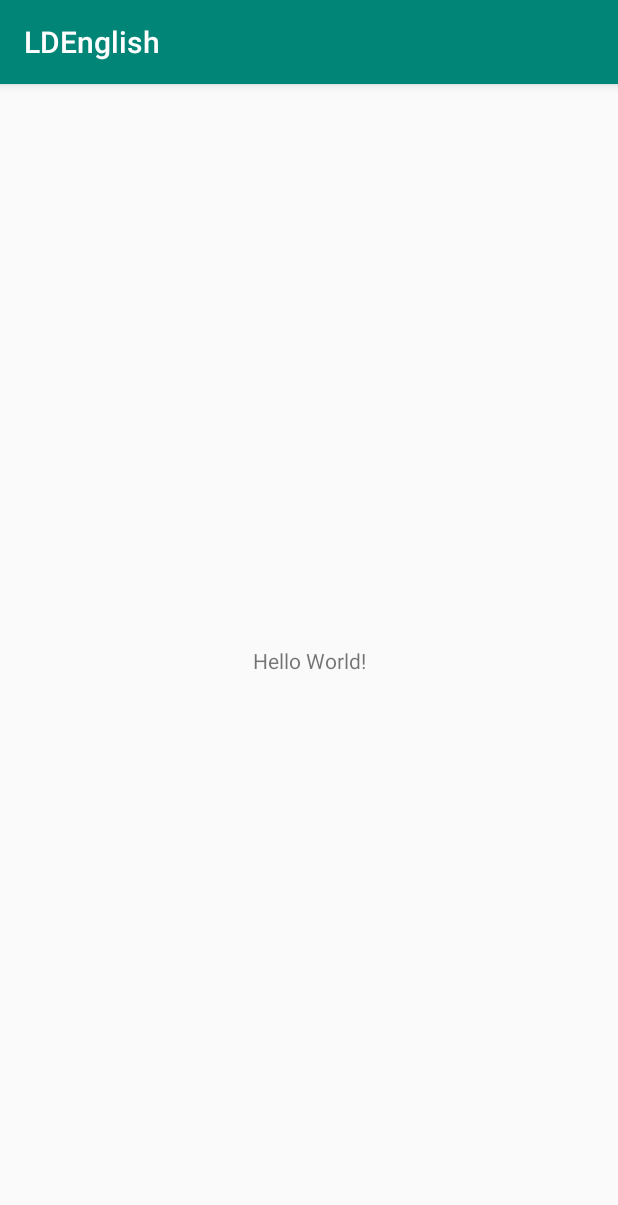
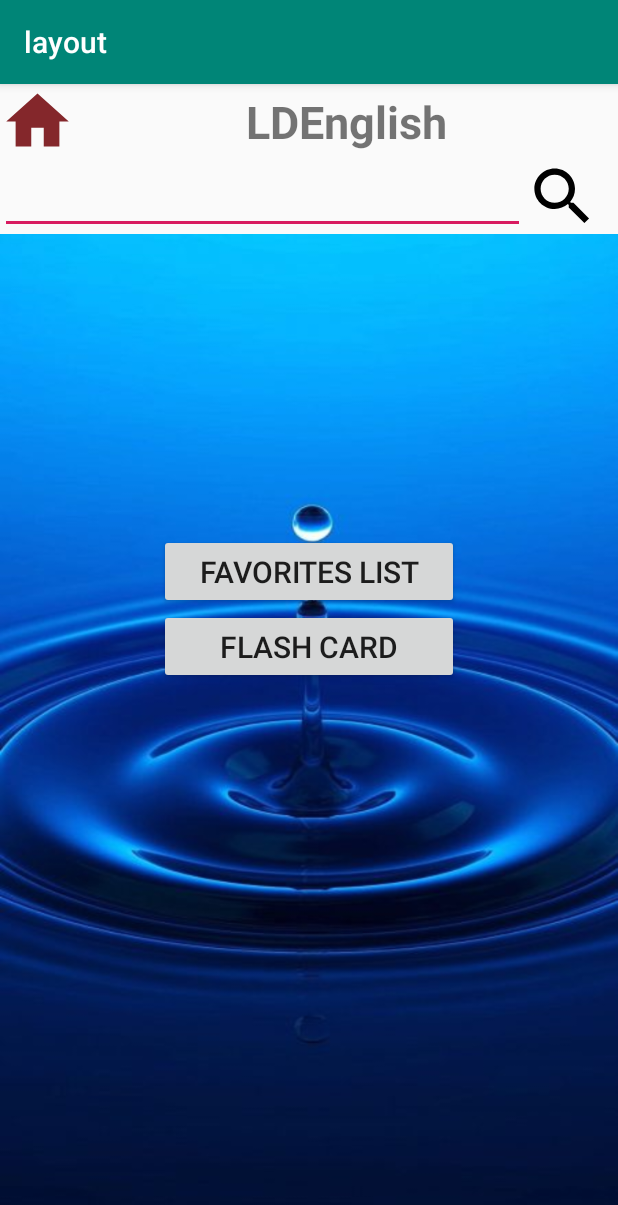
Before and after one commit to dung290199/LDEnglish-app-android-studio, an Android app: the screen it shows after launch (MainActivity), on a phone screen of 412 x 824 dp. Shown: the top 1205 px of the screen. Run offline under Robolectric (Android 15) with nearby library versions, the phone set to English and light mode, and no system bars; our stand-ins replace CircleImageView.

Commit message:
add layout

```diff
--- a/app/build.gradle
+++ b/app/build.gradle
@@ -4,7 +4,7 @@ android {
     compileSdkVersion 29
     buildToolsVersion "29.0.2"
     defaultConfig {
-        applicationId "com.cndd.ldenglish"
+        applicationId "com.example.layout"
         minSdkVersion 15
         targetSdkVersion 29
         versionCode 1
@@ -23,7 +23,8 @@ dependencies {
     implementation fileTree(dir: 'libs', include: ['*.jar'])
     implementation 'androidx.appcompat:appcompat:1.1.0'
     implementation 'androidx.constraintlayout:constraintlayout:1.1.3'
+    implementation 'de.hdodenhof:circleimageview:3.0.1'
     testImplementation 'junit:junit:4.12'
-    androidTestImplementation 'androidx.test.ext:junit:1.1.1'
+    androidTestImplementation 'androidx.test:runner:1.2.0'
     androidTestImplementation 'androidx.test.espresso:espresso-core:3.2.0'
 }
--- a/app/src/main/AndroidManifest.xml
+++ b/app/src/main/AndroidManifest.xml
@@ -1,6 +1,6 @@
 <?xml version="1.0" encoding="utf-8"?>
 <manifest xmlns:android="http://schemas.android.com/apk/res/android"
-    package="com.cndd.ldenglish">
+    package="com.example.layout">
 
     <application
         android:allowBackup="true"
--- /dev/null
+++ b/app/src/main/java/com/example/layout/MainActivity.java
@@ -0,0 +1,14 @@
+package com.example.layout;
+
+import androidx.appcompat.app.AppCompatActivity;
+
+import android.os.Bundle;
+
+public class MainActivity extends AppCompatActivity {
+
+    @Override
+    protected void onCreate(Bundle savedInstanceState) {
+        super.onCreate(savedInstanceState);
+        setContentView(R.layout.activity_main);
+    }
+}
--- /dev/null
+++ b/app/src/main/res/drawable/ic_add_circle_outline_black_24dp.xml
@@ -0,0 +1,5 @@
+<vector android:height="24dp" android:tint="#040811"
+    android:viewportHeight="24.0" android:viewportWidth="24.0"
+    android:width="24dp" xmlns:android="http://schemas.android.com/apk/res/android">
+    <path android:fillColor="#FF000000" android:pathData="M13,7h-2v4L7,11v2h4v4h2v-4h4v-2h-4L13,7zM12,2C6.48,2 2,6.48 2,12s4.48,10 10,10 10,-4.48 10,-10S17.52,2 12,2zM12,20c-4.41,0 -8,-3.59 -8,-8s3.59,-8 8,-8 8,3.59 8,8 -3.59,8 -8,8z"/>
+</vector>
--- /dev/null
+++ b/app/src/main/res/drawable/ic_check_black_24dp.xml
@@ -0,0 +1,5 @@
+<vector android:height="24dp" android:tint="#040811"
+    android:viewportHeight="24.0" android:viewportWidth="24.0"
+    android:width="24dp" xmlns:android="http://schemas.android.com/apk/res/android">
+    <path android:fillColor="#FF000000" android:pathData="M9,16.17L4.83,12l-1.42,1.41L9,19 21,7l-1.41,-1.41z"/>
+</vector>
--- /dev/null
+++ b/app/src/main/res/drawable/ic_home_black_24dp.xml
@@ -0,0 +1,5 @@
+<vector android:height="24dp" android:tint="#84272B"
+    android:viewportHeight="24.0" android:viewportWidth="24.0"
+    android:width="24dp" xmlns:android="http://schemas.android.com/apk/res/android">
+    <path android:fillColor="#FF000000" android:pathData="M10,20v-6h4v6h5v-8h3L12,3 2,12h3v8z"/>
+</vector>
--- /dev/null
+++ b/app/src/main/res/drawable/ic_mic_black_24dp.xml
@@ -0,0 +1,5 @@
+<vector android:height="24dp" android:tint="#040811"
+    android:viewportHeight="24.0" android:viewportWidth="24.0"
+    android:width="24dp" xmlns:android="http://schemas.android.com/apk/res/android">
+    <path android:fillColor="#FF000000" android:pathData="M12,14c1.66,0 2.99,-1.34 2.99,-3L15,5c0,-1.66 -1.34,-3 -3,-3S9,3.34 9,5v6c0,1.66 1.34,3 3,3zM17.3,11c0,3 -2.54,5.1 -5.3,5.1S6.7,14 6.7,11L5,11c0,3.41 2.72,6.23 6,6.72L11,21h2v-3.28c3.28,-0.48 6,-3.3 6,-6.72h-1.7z"/>
+</vector>
--- /dev/null
+++ b/app/src/main/res/drawable/ic_search_black_24dp.xml
@@ -0,0 +1,9 @@
+<vector xmlns:android="http://schemas.android.com/apk/res/android"
+        android:width="24dp"
+        android:height="24dp"
+        android:viewportWidth="24.0"
+        android:viewportHeight="24.0">
+    <path
+        android:fillColor="#FF000000"
+        android:pathData="M15.5,14h-0.79l-0.28,-0.27C15.41,12.59 16,11.11 16,9.5 16,5.91 13.09,3 9.5,3S3,5.91 3,9.5 5.91,16 9.5,16c1.61,0 3.09,-0.59 4.23,-1.57l0.27,0.28v0.79l5,4.99L20.49,19l-4.99,-5zM9.5,14C7.01,14 5,11.99 5,9.5S7.01,5 9.5,5 14,7.01 14,9.5 11.99,14 9.5,14z"/>
+</vector>
--- /dev/null
+++ b/app/src/main/res/drawable/ic_volume_up_black_24dp.xml
@@ -0,0 +1,5 @@
+<vector android:height="24dp" android:tint="#040811"
+    android:viewportHeight="24.0" android:viewportWidth="24.0"
+    android:width="24dp" xmlns:android="http://schemas.android.com/apk/res/android">
+    <path android:fillColor="#FF000000" android:pathData="M3,9v6h4l5,5L12,4L7,9L3,9zM16.5,12c0,-1.77 -1.02,-3.29 -2.5,-4.03v8.05c1.48,-0.73 2.5,-2.25 2.5,-4.02zM14,3.23v2.06c2.89,0.86 5,3.54 5,6.71s-2.11,5.85 -5,6.71v2.06c4.01,-0.91 7,-4.49 7,-8.77s-2.99,-7.86 -7,-8.77z"/>
+</vector>
--- a/app/src/main/res/layout/activity_main.xml
+++ b/app/src/main/res/layout/activity_main.xml
@@ -1,18 +1,87 @@
 <?xml version="1.0" encoding="utf-8"?>
-<androidx.constraintlayout.widget.ConstraintLayout xmlns:android="http://schemas.android.com/apk/res/android"
-    xmlns:app="http://schemas.android.com/apk/res-auto"
-    xmlns:tools="http://schemas.android.com/tools"
+<LinearLayout xmlns:android="http://schemas.android.com/apk/res/android"
+
     android:layout_width="match_parent"
     android:layout_height="match_parent"
-    tools:context=".MainActivity">
+    android:orientation="vertical"
+     >
 
-    <TextView
-        android:layout_width="wrap_content"
+    <LinearLayout
+        android:layout_width="match_parent"
         android:layout_height="wrap_content"
-        android:text="Hello World!"
-        app:layout_constraintBottom_toBottomOf="parent"
-        app:layout_constraintLeft_toLeftOf="parent"
-        app:layout_constraintRight_toRightOf="parent"
-        app:layout_constraintTop_toTopOf="parent" />
+        android:orientation="horizontal"
+       android:gravity="center"
+       >
 
-</androidx.constraintlayout.widget.ConstraintLayout>
+        <de.hdodenhof.circleimageview.CircleImageView
+
+            android:layout_width="50dp"
+            android:layout_height="50dp"
+            android:src="@drawable/ic_home_black_24dp" />
+
+        <TextView
+            android:layout_width="match_parent"
+            android:layout_height="50dp"
+            android:gravity="center"
+            android:text="LDEnglish"
+            android:textSize="30sp"
+            android:textStyle="bold"/>
+
+    </LinearLayout>
+
+    <LinearLayout
+        android:layout_width="match_parent"
+        android:layout_height="50dp"
+        android:orientation="horizontal">
+        <EditText
+            android:layout_width="350dp"
+            android:layout_height="50dp"
+            android:id="@+id/edt_search"
+            />
+        <de.hdodenhof.circleimageview.CircleImageView
+            android:layout_width="50dp"
+            android:layout_height="50dp"
+            android:src="@drawable/ic_search_black_24dp"
+            android:id="@+id/Search"
+            android:onClick="Search" />
+    </LinearLayout>
+
+    <LinearLayout
+        android:layout_width="match_parent"
+        android:layout_height="match_parent"
+        android:layout_gravity="center"
+        android:background="@drawable/hinh">
+        <LinearLayout
+            android:layout_width="match_parent"
+            android:layout_height="200dp"
+            android:gravity="center"
+            android:orientation="horizontal"
+            android:layout_marginTop="150dp">
+
+            <LinearLayout
+                android:layout_width="match_parent"
+                android:layout_height="wrap_content"
+                android:orientation="vertical"
+                android:gravity="center">
+
+                <Button
+                    android:layout_width="200dp"
+                    android:layout_height="50dp"
+                    android:text="Favorites list"
+                    android:id="@+id/btn_fv"
+                    android:textSize="20sp" />
+                <Button
+                    android:layout_width="200dp"
+                    android:layout_height="50dp"
+                    android:text="Flash card"
+                    android:id="@+id/btn_fc"
+                    android:textSize="20sp" />
+
+
+            </LinearLayout>
+
+    </LinearLayout>
+
+</LinearLayout>
+
+</LinearLayout>
--- a/app/src/main/res/values/strings.xml
+++ b/app/src/main/res/values/strings.xml
@@ -1,3 +1,3 @@
 <resources>
-    <string name="app_name">LDEnglish</string>
+    <string name="app_name">layout</string>
 </resources>
--- a/build.gradle
+++ b/build.gradle
@@ -7,7 +7,7 @@ buildscript {
 
     }
     dependencies {
-        classpath 'com.android.tools.build:gradle:3.5.2'
+        classpath 'com.android.tools.build:gradle:3.5.0'
 
         // NOTE: Do not place your application dependencies here; they belong
         // in the individual module build.gradle files
--- a/settings.gradle
+++ b/settings.gradle
@@ -1,2 +1,2 @@
 include ':app'
-rootProject.name='LDEnglish'
+rootProject.name='layout'
```
Also changed, not shown: app/src/main/res/layout/layout_favorites_list.xml (added, +40 -0 lines), app/src/main/res/layout/layout_search.xml (added, +44 -0 lines), app/src/main/res/layout/layout_search_results.xml (added, +68 -0 lines), app/src/main/res/drawable/hinh.jpg (added), gradle/wrapper/gradle-wrapper.properties, 2 other files.
